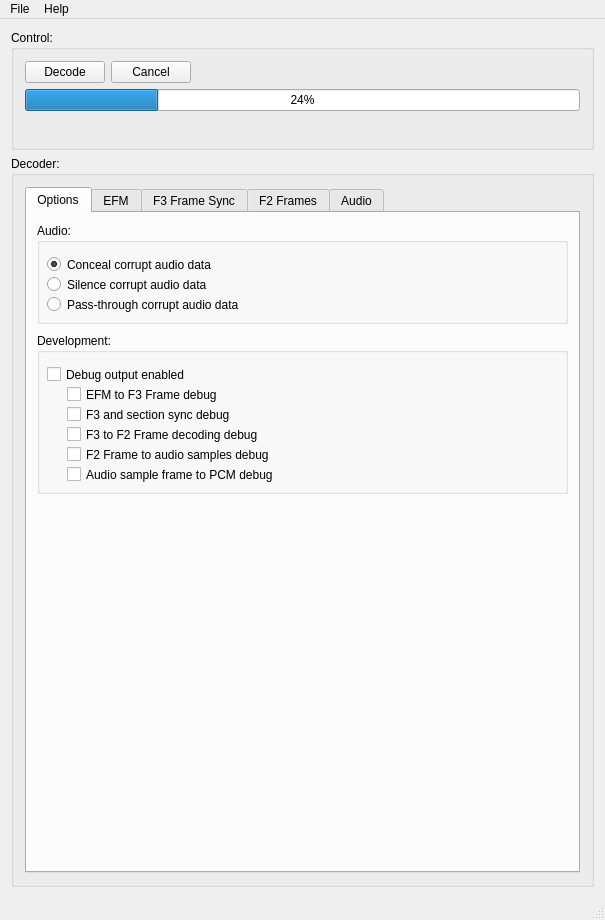
First picture: the form in tools/ld-process-efm/mainwindow.ui, repository happycube/ld-decode, before the edit.
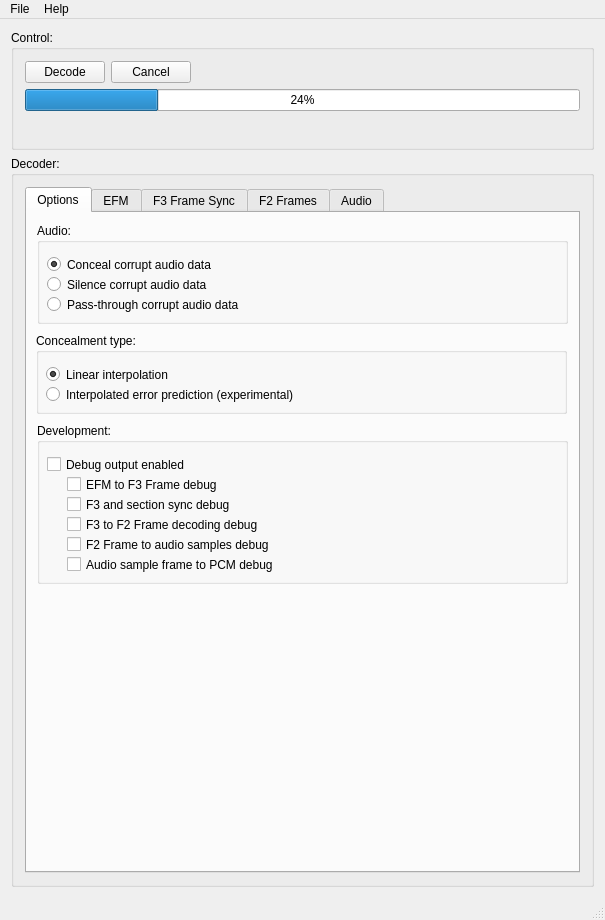
Second picture: the form after the edit. The open tabs and pages were chosen to show the change. Icons and pictures are not drawn.

Commit message: Implemented linear interpolation error concealment - WIP #228

What changed in the file:
```diff
--- a/tools/ld-process-efm/mainwindow.ui
+++ b/tools/ld-process-efm/mainwindow.ui
@@ -175,7 +175,7 @@
              <property name="geometry">
               <rect>
                <x>10</x>
-               <y>120</y>
+               <y>210</y>
                <width>531</width>
                <height>161</height>
               </rect>
@@ -262,6 +262,48 @@
               </property>
              </widget>
             </widget>
+            <widget class="QGroupBox" name="options_conceal_groupBox">
+             <property name="geometry">
+              <rect>
+               <x>9</x>
+               <y>120</y>
+               <width>531</width>
+               <height>81</height>
+              </rect>
+             </property>
+             <property name="title">
+              <string>Concealment type:</string>
+             </property>
+             <widget class="QRadioButton" name="conceal_linear_radioButton">
+              <property name="geometry">
+               <rect>
+                <x>10</x>
+                <y>30</y>
+                <width>511</width>
+                <height>23</height>
+               </rect>
+              </property>
+              <property name="text">
+               <string>Linear interpolation</string>
+              </property>
+              <property name="checked">
+               <bool>true</bool>
+              </property>
+             </widget>
+             <widget class="QRadioButton" name="conceal_prediction_radioButton">
+              <property name="geometry">
+               <rect>
+                <x>10</x>
+                <y>50</y>
+                <width>511</width>
+                <height>23</height>
+               </rect>
+              </property>
+              <property name="text">
+               <string>Interpolated error prediction (experimental)</string>
+              </property>
+             </widget>
+            </widget>
            </widget>
            <widget class="QWidget" name="efmTab">
             <attribute name="title">
```
Left out of the diff: 2 changed lines with no effect on the pictures. The commit also changes 5 other files.
